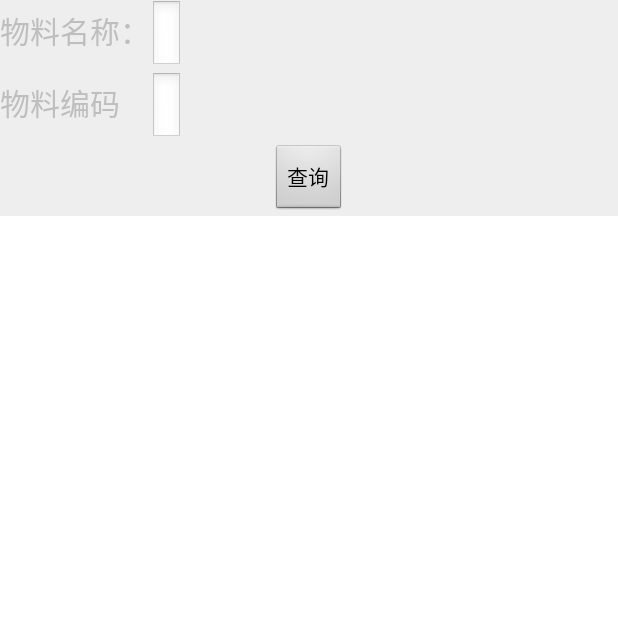
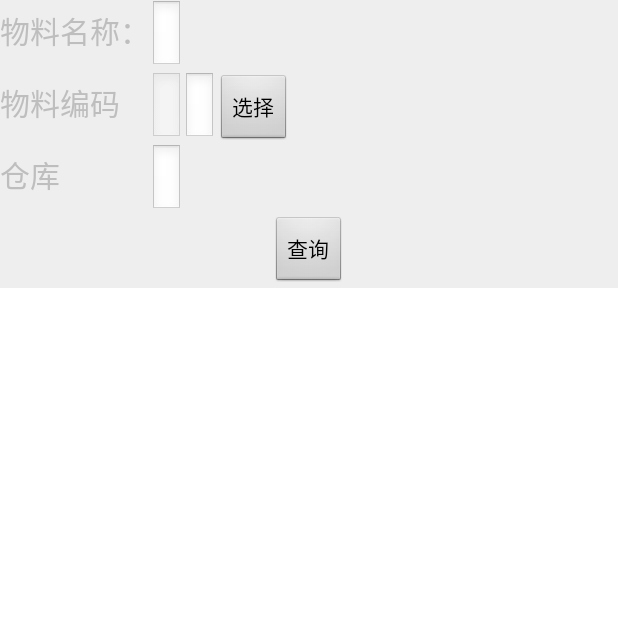
Before and after one commit to txxmfnn/Shinva, an Android app: the SearchConditionActivity screen opened directly, with no data from a screen before it, on a phone screen of 412 x 824 dp, the top half of it. Run offline under Robolectric (Android 15) with nearby library versions, the phone set to English and light mode, and no system bars.

Commit message:
更改主页加载图片及部分小细节

```diff
--- a/app/src/main/AndroidManifest.xml
+++ b/app/src/main/AndroidManifest.xml
@@ -20,7 +20,7 @@
     <application
         android:name=".application.MyApplication"
         android:allowBackup="true"
-        android:icon="@mipmap/ic_launcher"
+        android:icon="@mipmap/logo"
         android:label="@string/app_name"
         android:supportsRtl="true"
         android:theme="@android:style/Theme.Black.NoTitleBar">
--- a/app/src/main/res/layout/activity_search_condition.xml
+++ b/app/src/main/res/layout/activity_search_condition.xml
@@ -42,8 +42,37 @@
                 android:layout_width="wrap_content"
                 android:layout_height="wrap_content"
                 android:textColor="@color/main_black"
+                android:enabled="false"
                 android:inputType="text"
                 />
+            <EditText
+                android:id="@+id/et_materialCode_Second"
+                android:layout_width="wrap_content"
+                android:layout_height="wrap_content"
+                android:textColor="@color/main_black"
+                android:inputType="text"
+                />
+            <Button
+                android:id="@+id/bt_condition_search_code"
+                android:layout_width="wrap_content"
+                android:layout_height="wrap_content"
+                android:textColor="@color/main_black"
+                android:text="选择"
+                />
+        </TableRow>
+        <TableRow>
+            <TextView
+                android:text="仓库"
+                android:textSize="20dp"
+                android:layout_width="wrap_content"
+                android:layout_height="wrap_content"
+                />
+            <EditText
+                android:id="@+id/et_condition_search_whName"
+                android:layout_width="wrap_content"
+                android:layout_height="wrap_content"
+                />
+
         </TableRow>
 
 
```
Also changed, not shown: app/src/main/res/drawable/banner.png, app/src/main/res/mipmap-hdpi/logo.png (added), 4 other files.
